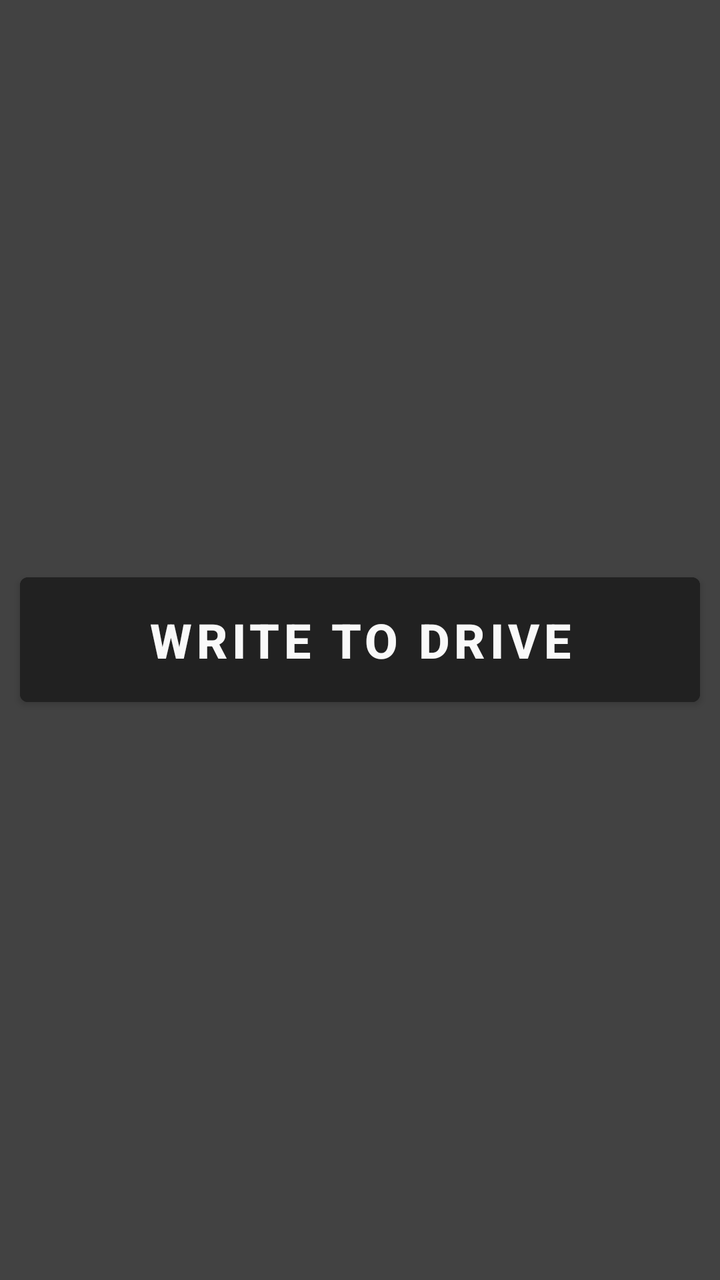
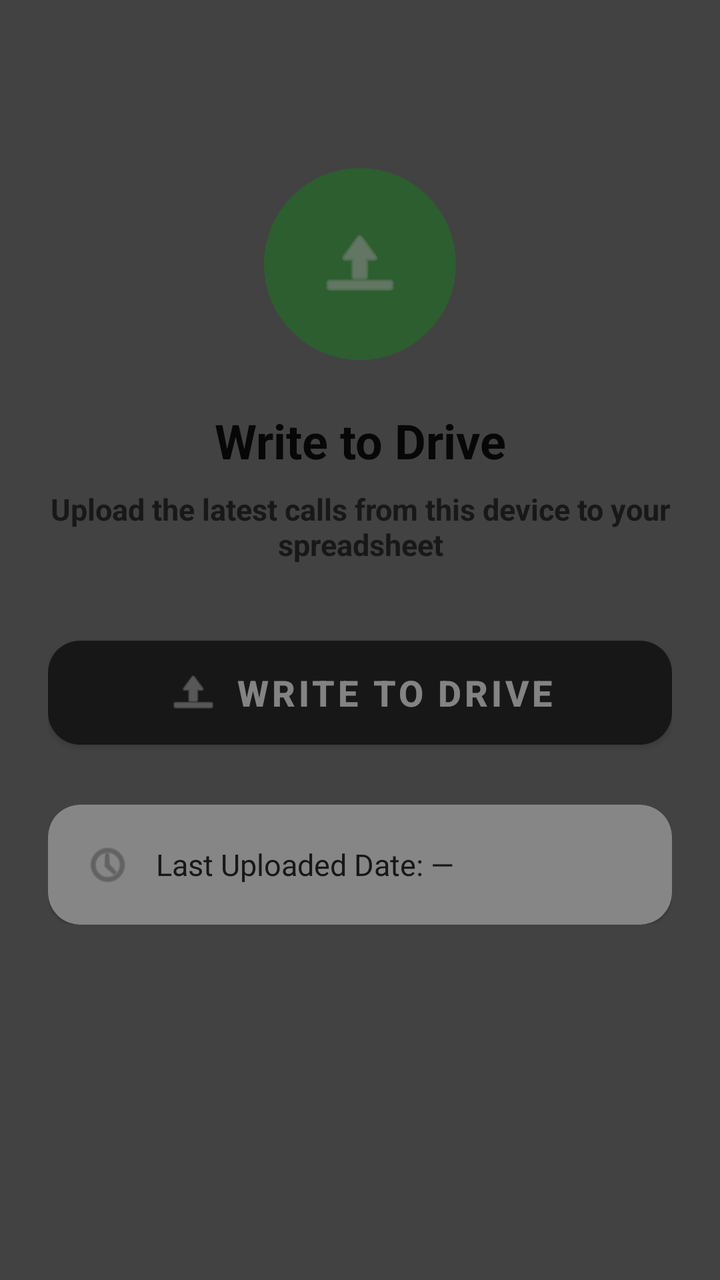

Compare the two renders of this Android layout. The source of the first and the diff that turns it into the second are given below.
<!-- AndroidManifest.xml: application theme Theme.Calls -->
<!-- res/layout/activity_write.xml -->
<?xml version="1.0" encoding="utf-8"?>
<RelativeLayout xmlns:android="http://schemas.android.com/apk/res/android"
    xmlns:app="http://schemas.android.com/apk/res-auto"
    xmlns:tools="http://schemas.android.com/tools"
    android:id="@+id/main"
    android:layout_width="match_parent"
    android:layout_height="match_parent"
    android:background="@color/background"
    tools:context=".activities.WriteActivity">

    <RelativeLayout
        android:id="@+id/writeProgressLayout"
        android:layout_width="match_parent"
        android:layout_height="match_parent"
        android:background="#800E0E0E">

        <ProgressBar
            android:id="@+id/writeProgressBar"
            android:layout_width="wrap_content"
            android:layout_height="wrap_content"
            android:layout_centerVertical="true"
            android:layout_centerHorizontal="true" />

    </RelativeLayout>






























    <Button
        android:id="@+id/btnSaveDrive"
        android:layout_width="match_parent"
        android:layout_height="wrap_content"
        android:text="Write to Drive"
        android:layout_margin="10sp"
        android:textColor="@color/buttonText"
        android:backgroundTint="@color/button"
        android:textStyle="bold"
        android:padding="15dp"
        android:textSize="24sp"
        android:layout_centerHorizontal="true"
        android:layout_centerVertical="true"/>
    <TextView
        android:id="@+id/lastUpload"
        android:layout_width="wrap_content"
        android:layout_height="wrap_content"
        android:layout_centerVertical="true"
        android:layout_centerHorizontal="true"
        android:textSize="20sp"
        android:textStyle="bold"
        android:textColor="@color/recycleTextPrim"
        android:maxLines="2"
        android:ellipsize="end"
        android:layout_below="@id/btnSaveDrive"/>

</RelativeLayout>
<!-- resources referenced by this layout -->
<resources>
  <color name="background">#777777</color>
  <color name="button">#212121</color>
  <color name="buttonText">#F9F9F9</color>
  <color name="recycleTextPrim">#212121</color>
  <style name="Theme.Calls" parent="Theme.MaterialComponents.Light.NoActionBar">
          <item name="colorPrimary">@color/button</item>
          <item name="colorOnPrimary">@color/buttonText</item>
          <item name="android:statusBarColor">@color/background</item>
      </style>
</resources>

<!-- the commit's change to res/layout/activity_write.xml (unified diff, before → after) -->
@@ -8,6 +8,101 @@
     android:background="@color/background"
     tools:context=".activities.WriteActivity">
 
+    <LinearLayout
+        android:id="@+id/writeContentLayout"
+        android:layout_width="match_parent"
+        android:layout_height="wrap_content"
+        android:orientation="vertical"
+        android:padding="24dp"
+        android:layout_marginTop="60dp">
+
+        <FrameLayout
+            android:layout_width="96dp"
+            android:layout_height="96dp"
+            android:layout_gravity="center_horizontal"
+            android:background="@drawable/circle_shape"
+            android:backgroundTint="@color/call_incoming">
+
+            <ImageView
+                android:layout_width="44dp"
+                android:layout_height="44dp"
+                android:layout_gravity="center"
+                android:src="@android:drawable/ic_menu_upload"
+                app:tint="@android:color/white"/>
+
+        </FrameLayout>
+
+        <TextView
+            android:layout_width="match_parent"
+            android:layout_height="wrap_content"
+            android:layout_marginTop="24dp"
+            android:text="Write to Drive"
+            android:textSize="24sp"
+            android:textStyle="bold"
+            android:textColor="@color/black"
+            android:gravity="center"/>
+
+        <TextView
+            android:layout_width="match_parent"
+            android:layout_height="wrap_content"
+            android:layout_marginTop="8dp"
+            android:text="Upload the latest calls from this device to your spreadsheet"
+            android:textSize="15sp"
+            android:textColor="#222222"
+            android:textStyle="bold"
+            android:gravity="center"/>
+
+        <com.google.android.material.button.MaterialButton
+            android:id="@+id/btnSaveDrive"
+            android:layout_width="match_parent"
+            android:layout_height="64dp"
+            android:layout_marginTop="32dp"
+            android:text="Write to Drive"
+            android:textSize="18sp"
+            android:textStyle="bold"
+            app:cornerRadius="16dp"
+            app:icon="@android:drawable/ic_menu_upload"
+            app:iconGravity="textStart"
+            app:iconSize="26dp"/>
+
+        <com.google.android.material.card.MaterialCardView
+            android:layout_width="match_parent"
+            android:layout_height="wrap_content"
+            android:layout_marginTop="24dp"
+            app:cardCornerRadius="16dp"
+            app:cardElevation="1dp">
+
+            <LinearLayout
+                android:layout_width="match_parent"
+                android:layout_height="wrap_content"
+                android:orientation="horizontal"
+                android:gravity="center_vertical"
+                android:padding="18dp">
+
+                <ImageView
+                    android:layout_width="24dp"
+                    android:layout_height="24dp"
+                    android:src="@android:drawable/ic_menu_recent_history"
+                    app:tint="#888888"/>
+
+                <TextView
+                    android:id="@+id/lastUpload"
+                    android:layout_width="0dp"
+                    android:layout_height="wrap_content"
+                    android:layout_weight="1"
+                    android:layout_marginStart="12dp"
+                    android:text="Last Uploaded Date: —"
+                    android:textSize="15sp"
+                    android:textColor="@color/recycleTextPrim"
+                    android:maxLines="2"
+                    android:ellipsize="end"/>
+
+            </LinearLayout>
+        </com.google.android.material.card.MaterialCardView>
+
+    </LinearLayout>
+
+    
     <RelativeLayout
         android:id="@+id/writeProgressLayout"
         android:layout_width="match_parent"
@@ -23,59 +118,4 @@
 
     </RelativeLayout>
 
-
-
-
-
-
-
-
-
-
-
-
-
-
-
-
-
-
-
-
-
-
-
-
-
-
-
-
-
-
-    <Button
-        android:id="@+id/btnSaveDrive"
-        android:layout_width="match_parent"
-        android:layout_height="wrap_content"
-        android:text="Write to Drive"
-        android:layout_margin="10sp"
-        android:textColor="@color/buttonText"
-        android:backgroundTint="@color/button"
-        android:textStyle="bold"
-        android:padding="15dp"
-        android:textSize="24sp"
-        android:layout_centerHorizontal="true"
-        android:layout_centerVertical="true"/>
-    <TextView
-        android:id="@+id/lastUpload"
-        android:layout_width="wrap_content"
-        android:layout_height="wrap_content"
-        android:layout_centerVertical="true"
-        android:layout_centerHorizontal="true"
-        android:textSize="20sp"
-        android:textStyle="bold"
-        android:textColor="@color/recycleTextPrim"
-        android:maxLines="2"
-        android:ellipsize="end"
-        android:layout_below="@id/btnSaveDrive"/>
-
 </RelativeLayout>
<!-- resource entries referenced after the edit -->
@@ -1,9 +1,17 @@
 <!-- resources referenced by this layout -->
 <resources>
   <color name="background">#777777</color>
+  <color name="black">#FF000000</color>
+  <color name="call_incoming">#4CAF50</color>
   <color name="button">#212121</color>
   <color name="buttonText">#F9F9F9</color>
   <color name="recycleTextPrim">#212121</color>
+  <!-- drawable circle_shape (drawable) -->
+  <?xml version="1.0" encoding="utf-8"?>
+  <shape xmlns:android="http://schemas.android.com/apk/res/android"
+      android:shape="oval">
+      <solid android:color="@android:color/white"/>
+  </shape>
   <style name="Theme.Calls" parent="Theme.MaterialComponents.Light.NoActionBar">
           <item name="colorPrimary">@color/button</item>
           <item name="colorOnPrimary">@color/buttonText</item>
